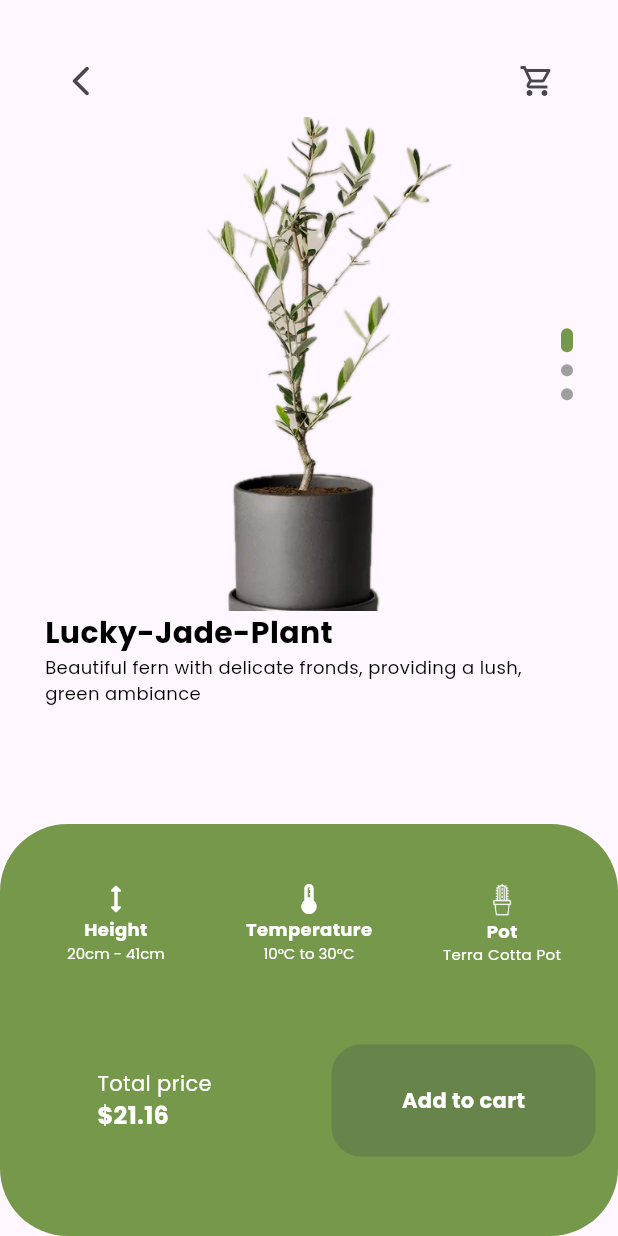
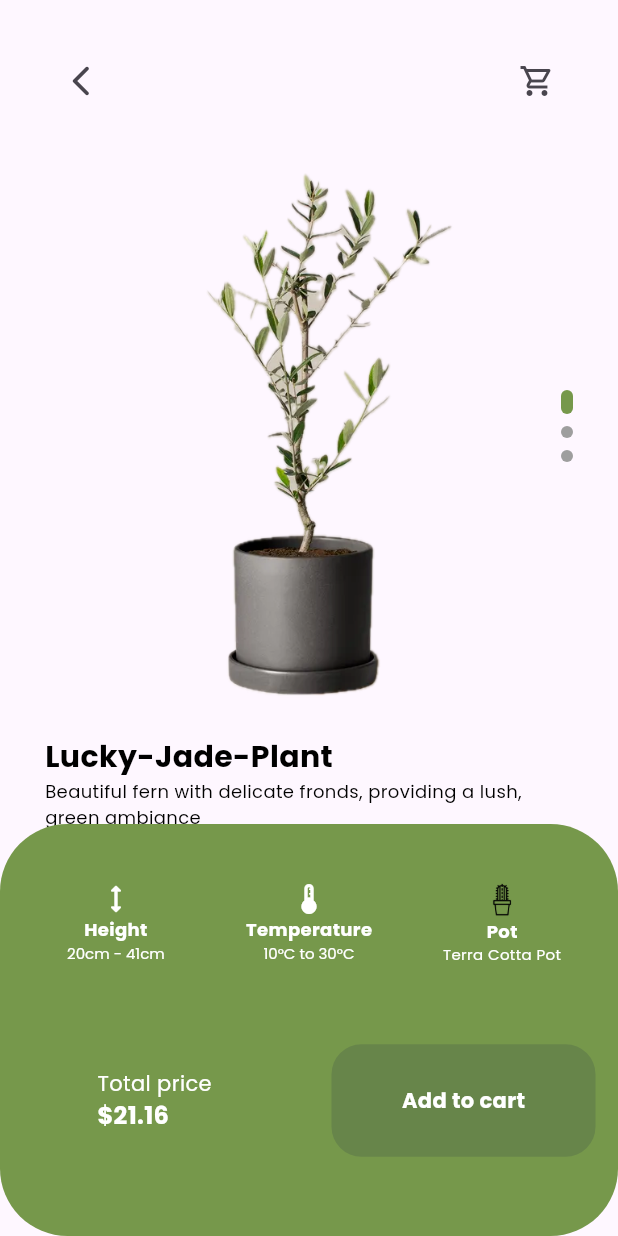
Before and after one commit to tsgofficial/heyflutter_challenge, a Flutter app: the HomeScreen screen opened directly, after a tap on "Lucky Jade Plant", on a phone screen of 412 x 824 dp. Run offline on Flutter 3.47's test engine with Material 2 defaults, Android fonts, the phone set to English and light mode, and no system bars; drawn by our look-alikes of smooth_page_indicator; our stand-ins replace get, google_fonts, shared_preferences; accounts and stored records are empty.

Commit message:
some changes

```diff
--- /dev/null
+++ b/lib/components/plant_tile.dart
@@ -0,0 +1,76 @@
+import 'dart:math';
+
+import 'package:flutter/material.dart';
+import 'package:heyflutter_challenge/models/plant_model.dart';
+import 'package:heyflutter_challenge/repository/const.dart';
+
+class PlantTile extends StatelessWidget {
+  final Plant plant;
+  PlantTile({super.key, required this.plant});
+
+  @override
+  Widget build(BuildContext context) {
+    return Container(
+      decoration: BoxDecoration(
+        color: Colors.white,
+        borderRadius: BorderRadius.circular(30),
+      ),
+      child: Padding(
+        padding: const EdgeInsets.symmetric(vertical: 20),
+        child: Column(
+          crossAxisAlignment: CrossAxisAlignment.center,
+          children: [
+            SizedBox(
+              height: 150,
+              child: Image.asset(
+                plant.image[Random().nextInt(3)],
+                fit: BoxFit.cover,
+              ),
+            ),
+            Padding(
+              padding: const EdgeInsets.symmetric(horizontal: 20.0),
+              child: Column(
+                crossAxisAlignment: CrossAxisAlignment.start,
+                children: [
+                  Text(
+                    plant.name,
+                    style: getFontBold(12),
+                  ),
+                  if (plant.type != '')
+                    Text(
+                      plant.type,
+                      style: getFont(10, color: Colors.grey),
+                    ),
+                  const SizedBox(height: 15),
+                  Row(
+                    mainAxisAlignment: MainAxisAlignment.spaceBetween,
+                    children: [
+                      Text(
+                        plant.price,
+                        style: getFontBold(14),
+                      ),
+                      Container(
+                        decoration: const BoxDecoration(
+                          shape: BoxShape.circle,
+                          color: Colors.black,
+                        ),
+                        child: const Padding(
+                          padding: EdgeInsets.all(3.0),
+                          child: Icon(
+                            Icons.favorite_rounded,
+                            color: Colors.white,
+                            size: 18,
+                          ),
+                        ),
+                      ),
+                    ],
+                  ),
+                ],
+              ),
+            ),
+          ],
+        ),
+      ),
+    );
+  }
+}
--- a/lib/getx_controllers/home_controller.dart
+++ b/lib/getx_controllers/home_controller.dart
@@ -72,6 +72,7 @@ class HomeController extends GetxController {
   List<Plant> plants = List.generate(
     15,
     (index) => Plant(
+      id: index,
       name: plantNames[index],
       type: plantTypes[Random().nextInt(plantTypes.length)],
       image: List.generate(
--- a/lib/main.dart
+++ b/lib/main.dart
@@ -1,9 +1,11 @@
 import 'package:flutter/material.dart';
 import 'package:get/get.dart';
+import 'package:heyflutter_challenge/repository/shared_preferences.dart';
 import 'package:heyflutter_challenge/screens/on_boarding_screen.dart';
 
 void main() {
   runApp(const MyApp());
+  StorageUtil.getInstance();
 }
 
 class MyApp extends StatelessWidget {
--- a/lib/models/plant_model.dart
+++ b/lib/models/plant_model.dart
@@ -1,4 +1,5 @@
 class Plant {
+  final int id;
   final String name;
   final String type;
   final List<String> image;
@@ -11,6 +12,7 @@ class Plant {
   final String description;
 
   Plant({
+    required this.id,
     required this.minHeight,
     required this.maxHeight,
     required this.minTemperature,
--- a/lib/screens/detail_screen.dart
+++ b/lib/screens/detail_screen.dart
@@ -2,6 +2,8 @@ import 'package:flutter/material.dart';
 import 'package:get/get.dart';
 import 'package:heyflutter_challenge/models/plant_model.dart';
 import 'package:heyflutter_challenge/repository/const.dart';
+import 'package:heyflutter_challenge/repository/shared_preferences.dart';
+import 'package:heyflutter_challenge/screens/cart_screen.dart';
 import 'package:smooth_page_indicator/smooth_page_indicator.dart';
 
 class DetailScreen extends StatelessWidget {
@@ -30,13 +32,15 @@ class DetailScreen extends StatelessWidget {
                         icon: Icon(Icons.arrow_back_ios_new_rounded),
                       ),
                       IconButton(
-                        onPressed: () {},
+                        onPressed: () {
+                          Get.to(() => CartScreen());
+                        },
                         icon: Icon(Icons.shopping_cart_outlined),
                       ),
                     ],
                   ),
                   SizedBox(
-                    height: Get.size.height / 2.5,
+                    height: Get.size.height / 4 * 2,
                     child: Row(
                       children: [
                         Expanded(
@@ -122,6 +126,8 @@ class DetailScreen extends StatelessWidget {
                       Expanded(
                         child: Padding(
                           padding: const EdgeInsets.all(15.0),
+                          child: InkWell(
+                            onTap: () => addCart(plant.id),
                             child: Container(
                               height: 75,
                               decoration: BoxDecoration(
@@ -137,6 +143,7 @@ class DetailScreen extends StatelessWidget {
                             ),
                           ),
                         ),
+                      ),
                     ],
                   ),
                 ],
@@ -146,6 +153,11 @@ class DetailScreen extends StatelessWidget {
         ],
       ),
     );
+  }
+
+  void addCart(int id) async {
+    await StorageUtil.saveToStorage(id.toString());
+    Get.snackbar('Successful', 'Plant is successfully added to the cart!');
   }
 
   Widget buildStatusBlock(int type) {
@@ -227,7 +239,6 @@ class DetailScreen extends StatelessWidget {
                 height: 25,
                 child: Image.asset(
                   'assets/botanical.png',
-                  color: Colors.white,
                 ),
               ),
               Text(
--- a/lib/screens/home_screen.dart
+++ b/lib/screens/home_screen.dart
@@ -1,8 +1,7 @@
-import 'dart:math';
-
 import 'package:flutter/material.dart';
 import 'package:flutter_staggered_grid_view/flutter_staggered_grid_view.dart';
 import 'package:get/get.dart';
+import 'package:heyflutter_challenge/components/plant_tile.dart';
 import 'package:heyflutter_challenge/getx_controllers/home_controller.dart';
 import 'package:heyflutter_challenge/repository/const.dart';
 import 'package:heyflutter_challenge/screens/detail_screen.dart';
@@ -157,77 +156,8 @@ class HomeScreen extends StatelessWidget {
                               plant: _homeController.searchedPlants[index],
                             ),
                           ),
-                          child: Container(
-                            decoration: BoxDecoration(
-                              color: Colors.white,
-                              borderRadius: BorderRadius.circular(30),
-                            ),
-                            child: Padding(
-                              padding: const EdgeInsets.symmetric(vertical: 20),
-                              child: Column(
-                                crossAxisAlignment: CrossAxisAlignment.center,
-                                children: [
-                                  SizedBox(
-                                    height: 150,
-                                    child: Image.asset(
-                                      _homeController.searchedPlants[index]
-                                          .image[Random().nextInt(3)],
-                                      fit: BoxFit.cover,
-                                    ),
-                                  ),
-                                  Padding(
-                                    padding: const EdgeInsets.symmetric(
-                                        horizontal: 20.0),
-                                    child: Column(
-                                      crossAxisAlignment:
-                                          CrossAxisAlignment.start,
-                                      children: [
-                                        Text(
-                                          _homeController
-                                              .searchedPlants[index].name,
-                                          style: getFontBold(12),
-                                        ),
-                                        if (_homeController
-                                                .searchedPlants[index].type !=
-                                            '')
-                                          Text(
-                                            _homeController
-                                                .searchedPlants[index].type,
-                                            style:
-                                                getFont(10, color: Colors.grey),
-                                          ),
-                                        const SizedBox(height: 15),
-                                        Row(
-                                          mainAxisAlignment:
-                                              MainAxisAlignment.spaceBetween,
-                                          children: [
-                                            Text(
-                                              _homeController
-                                                  .searchedPlants[index].price,
-                                              style: getFontBold(14),
-                                            ),
-                                            Container(
-                                              decoration: const BoxDecoration(
-                                                shape: BoxShape.circle,
-                                                color: Colors.black,
-                                              ),
-                                              child: const Padding(
-                                                padding: EdgeInsets.all(3.0),
-                                                child: Icon(
-                                                  Icons.favorite_rounded,
-                                                  color: Colors.white,
-                                                  size: 18,
-                                                ),
-                                              ),
-                                            ),
-                                          ],
-                                        ),
-                                      ],
-                                    ),
-                                  ),
-                                ],
-                              ),
-                            ),
+                          child: PlantTile(
+                            plant: _homeController.searchedPlants[index],
                           ),
                         ),
                       ),
--- a/pubspec.yaml
+++ b/pubspec.yaml
@@ -39,6 +39,7 @@ dependencies:
   smooth_page_indicator: ^1.1.0
   google_fonts: ^6.1.0
   flutter_staggered_grid_view: ^0.7.0
+  shared_preferences: ^2.2.2
 
 dev_dependencies:
   flutter_test:
```
Also changed, not shown: lib/getx_controllers/cart_controller.dart (added, +19 -0 lines), lib/repository/shared_preferences.dart (added, +32 -0 lines), lib/screens/cart_screen.dart (added, +30 -0 lines), pubspec.lock, 5 other files. Lines whose indentation alone changed are shown as unchanged.
